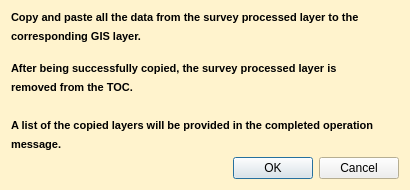
First picture: the form in PCA_Geomax_Survey_Processing/pca_geomax_copy_shp_to_gis_layers_dialog_base.ui, repository PCA-Geodata/PCA_Geomax_Survey_Processing_QGIS_Plugin, before the edit.
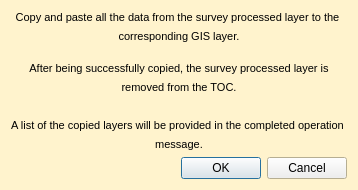
Second picture: the form after the edit.

Patch:
```diff
--- a/PCA_Geomax_Survey_Processing/pca_geomax_copy_shp_to_gis_layers_dialog_base.ui
+++ b/PCA_Geomax_Survey_Processing/pca_geomax_copy_shp_to_gis_layers_dialog_base.ui
@@ -9,8 +9,8 @@
    <rect>
     <x>0</x>
     <y>0</y>
-    <width>410</width>
-    <height>187</height>
+    <width>476</width>
+    <height>221</height>
    </rect>
   </property>
   <property name="palette">
@@ -81,20 +81,23 @@
    <string>PCA Geomax Survey Processing Plugin</string>
   </property>
   <layout class="QGridLayout" name="gridLayout">
+   <property name="sizeConstraint">
+    <enum>QLayout::SetFixedSize</enum>
+   </property>
    <item row="0" column="0">
     <widget class="QLabel" name="label">
      <property name="text">
       <string>&lt;!DOCTYPE HTML PUBLIC &quot;-//W3C//DTD HTML 4.0//EN&quot; &quot;http://www.w3.org/TR/REC-html40/strict.dtd&quot;&gt;
 &lt;html&gt;&lt;head&gt;&lt;meta name=&quot;qrichtext&quot; content=&quot;1&quot; /&gt;&lt;style type=&quot;text/css&quot;&gt;
 p, li { white-space: pre-wrap; }
-&lt;/style&gt;&lt;/head&gt;&lt;body style=&quot; font-family:'MS Shell Dlg 2'; font-size:8pt; font-weight:400; font-style:normal;&quot;&gt;
-&lt;p align=&quot;justify&quot; style=&quot; margin-top:6px; margin-bottom:6px; margin-left:0px; margin-right:0px; -qt-block-indent:0; text-indent:0px;&quot;&gt;&lt;span style=&quot; font-weight:600;&quot;&gt;Copy and paste all the data from the survey processed layer to the &lt;/span&gt;&lt;/p&gt;
-&lt;p align=&quot;justify&quot; style=&quot; margin-top:6px; margin-bottom:6px; margin-left:0px; margin-right:0px; -qt-block-indent:0; text-indent:0px;&quot;&gt;&lt;span style=&quot; font-weight:600;&quot;&gt;corresponding GIS layer.&lt;/span&gt;&lt;/p&gt;
-&lt;p align=&quot;justify&quot; style=&quot; margin-top:6px; margin-bottom:6px; margin-left:0px; margin-right:0px; -qt-block-indent:0; text-indent:0px;&quot;&gt;&lt;br /&gt;&lt;span style=&quot; font-weight:600;&quot;&gt;After being successfully copied, the survey processed layer is&lt;/span&gt;&lt;/p&gt;
-&lt;p align=&quot;justify&quot; style=&quot; margin-top:6px; margin-bottom:6px; margin-left:0px; margin-right:0px; -qt-block-indent:0; text-indent:0px;&quot;&gt;&lt;span style=&quot; font-weight:600;&quot;&gt;removed from the TOC.&lt;/span&gt;&lt;/p&gt;
-&lt;p align=&quot;justify&quot; style=&quot;-qt-paragraph-type:empty; margin-top:6px; margin-bottom:6px; margin-left:0px; margin-right:0px; -qt-block-indent:0; text-indent:0px;&quot;&gt;&lt;br /&gt;&lt;/p&gt;
-&lt;p align=&quot;justify&quot; style=&quot; margin-top:6px; margin-bottom:6px; margin-left:0px; margin-right:0px; -qt-block-indent:0; text-indent:0px;&quot;&gt;&lt;span style=&quot; font-weight:600;&quot;&gt;A list of the copied layers will be provided in the completed operation &lt;/span&gt;&lt;/p&gt;
-&lt;p align=&quot;justify&quot; style=&quot; margin-top:6px; margin-bottom:6px; margin-left:0px; margin-right:0px; -qt-block-indent:0; text-indent:0px;&quot;&gt;&lt;span style=&quot; font-weight:600;&quot;&gt;message.&lt;/span&gt;&lt;/p&gt;&lt;/body&gt;&lt;/html&gt;</string>
+&lt;/style&gt;&lt;/head&gt;&lt;body style=&quot; font-family:'MS Shell Dlg 2'; font-size:7.8pt; font-weight:400; font-style:normal;&quot;&gt;
+&lt;p align=&quot;center&quot; style=&quot; margin-top:6px; margin-bottom:6px; margin-left:0px; margin-right:0px; -qt-block-indent:0; text-indent:0px;&quot;&gt;&lt;span style=&quot; font-size:8pt;&quot;&gt;Copy and paste all the data from the survey processed layer to the &lt;/span&gt;&lt;/p&gt;
+&lt;p align=&quot;center&quot; style=&quot; margin-top:6px; margin-bottom:6px; margin-left:0px; margin-right:0px; -qt-block-indent:0; text-indent:0px;&quot;&gt;&lt;span style=&quot; font-size:8pt;&quot;&gt;corresponding GIS layer.&lt;/span&gt;&lt;/p&gt;
+&lt;p align=&quot;center&quot; style=&quot; margin-top:6px; margin-bottom:6px; margin-left:0px; margin-right:0px; -qt-block-indent:0; text-indent:0px;&quot;&gt;&lt;span style=&quot; font-size:8pt;&quot;&gt;&lt;br /&gt;After being successfully copied, the survey processed layer is&lt;/span&gt;&lt;/p&gt;
+&lt;p align=&quot;center&quot; style=&quot; margin-top:6px; margin-bottom:6px; margin-left:0px; margin-right:0px; -qt-block-indent:0; text-indent:0px;&quot;&gt;&lt;span style=&quot; font-size:8pt;&quot;&gt;removed from the TOC.&lt;/span&gt;&lt;/p&gt;
+&lt;p align=&quot;center&quot; style=&quot;-qt-paragraph-type:empty; margin-top:6px; margin-bottom:6px; margin-left:0px; margin-right:0px; -qt-block-indent:0; text-indent:0px; font-size:8pt;&quot;&gt;&lt;br /&gt;&lt;/p&gt;
+&lt;p align=&quot;center&quot; style=&quot; margin-top:6px; margin-bottom:6px; margin-left:0px; margin-right:0px; -qt-block-indent:0; text-indent:0px;&quot;&gt;&lt;span style=&quot; font-size:8pt;&quot;&gt;A list of the copied layers will be provided in the completed operation &lt;/span&gt;&lt;/p&gt;
+&lt;p align=&quot;center&quot; style=&quot; margin-top:6px; margin-bottom:6px; margin-left:0px; margin-right:0px; -qt-block-indent:0; text-indent:0px;&quot;&gt;&lt;span style=&quot; font-size:8pt;&quot;&gt;message.&lt;/span&gt;&lt;/p&gt;&lt;/body&gt;&lt;/html&gt;</string>
      </property>
     </widget>
    </item>
```
